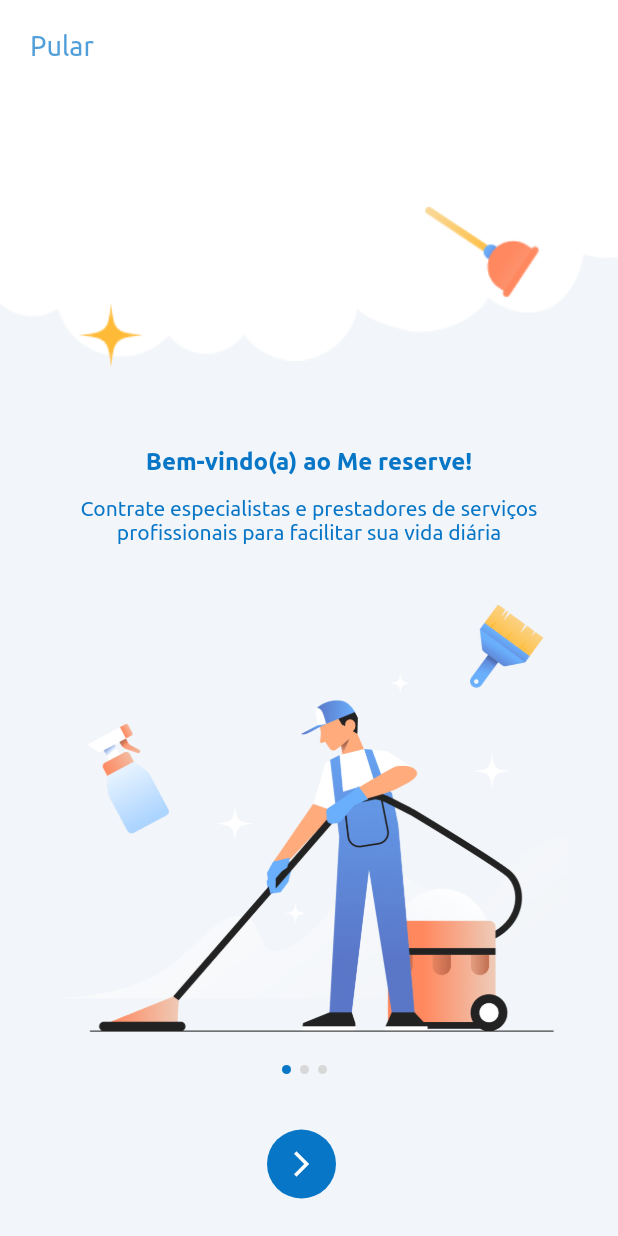
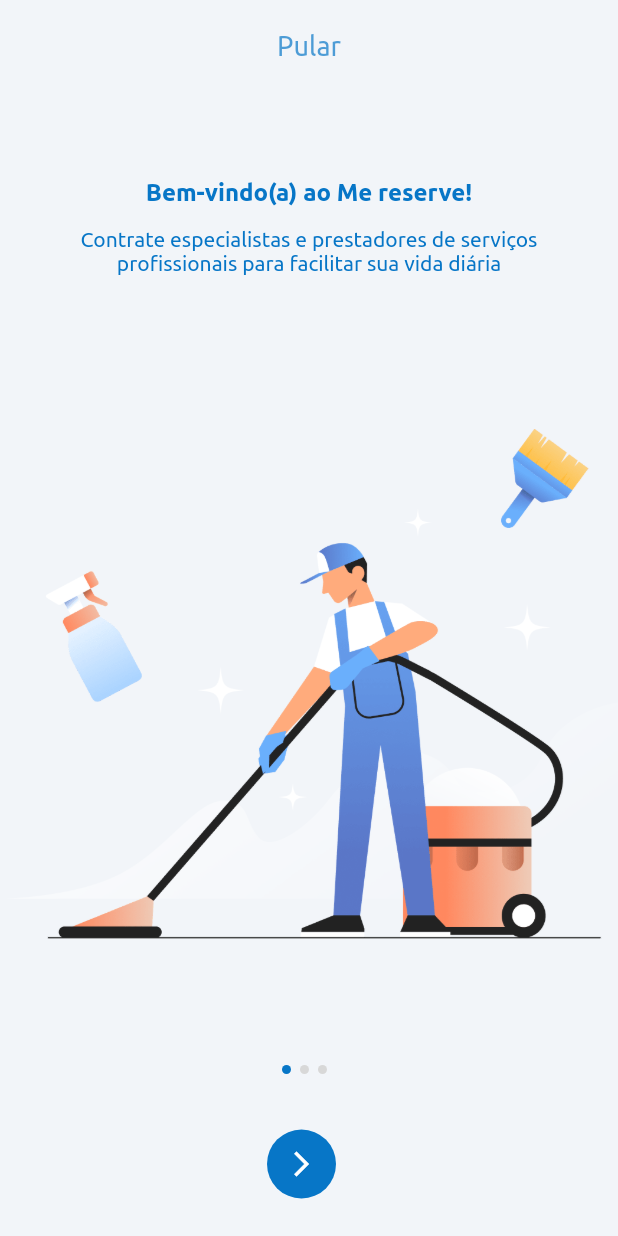
Before and after one commit to me-reserve/customer-web-app, a Flutter app: the OnBoardingScreen screen opened by its route, on a phone screen of 412 x 824 dp. Run offline on Flutter 3.47's test engine with Material 3 defaults, Android fonts, the light colour scheme and no system bars; our stand-ins replace app_links, audioplayers, cached_network_image, carousel_slider, chewie, connectivity_plus and 36 more; missing offline and left inert: custom_marker, expandable_bottom_sheet, flutter_downloader, flutter_facebook_auth, flutter_inappwebview, just_the_tooltip and 4 more; accounts and stored records are empty; network calls fail; project files that could hold a hidden picture were left out.

Commit message:
ajuste de imagens no splash

```diff
--- a/lib/feature/onboarding/view/pager_content.dart
+++ b/lib/feature/onboarding/view/pager_content.dart
@@ -65,7 +65,7 @@
           Stack(
             clipBehavior: Clip.none,
             children: [
-              Image.asset(Images.onBoardingTop, width: Get.width, fit: BoxFit.cover,),
+
               SafeArea(
                 child: InkWell(
                   onTap: () {
@@ -86,12 +86,7 @@
                   ),
                 ),
               ),
-              Positioned(
-                bottom: -10,
-                left: 40,
-                right: 40,
-                child: Image.asset(topImage,),
-              ),
+
             ],
           ),
 
```
